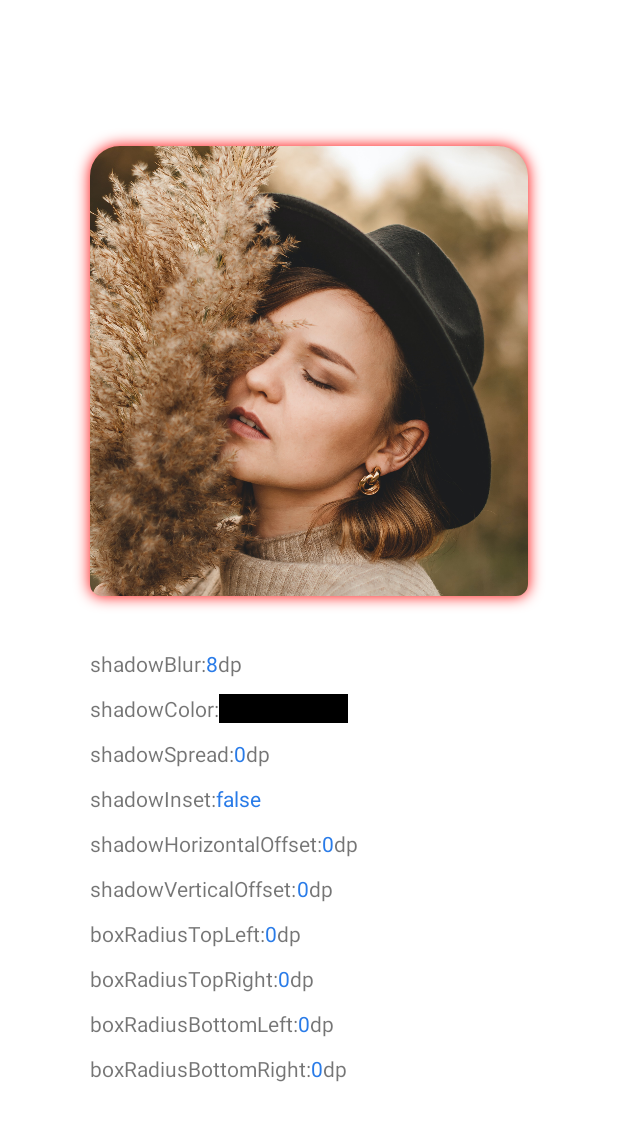
After one commit to Xigong93/BoxShadowLayout, an Android app: the TestActivity screen opened directly, with no data from a screen before it, on a phone screen of 412 x 824 dp. The commit adds this screen. Shown: the top 1121 px of the screen. Run offline under Robolectric (Android 15) with nearby library versions, the phone set to English and light mode, and no system bars; libraries missing offline, so code that uses them is left out: com.flask.colorpicker.

Commit message:
Add test activity.

```diff
--- a/app/build.gradle
+++ b/app/build.gradle
@@ -1,8 +1,9 @@
 apply plugin: 'com.android.application'
 apply plugin: 'kotlin-android'
-apply plugin: 'kotlin-android-extensions'
 apply from: rootProject.file("config.gradle.kt")
-
+repositories {
+    maven { url "https://jitpack.io" }
+}
 def appVersion = new AppVersion(1, 0, 0)
 android {
     signingConfigs {
@@ -51,6 +52,7 @@ dependencies {
     implementation "org.jetbrains.kotlin:kotlin-stdlib:$kotlin_version"
     implementation 'androidx.core:core-ktx:1.3.2'
     implementation 'androidx.appcompat:appcompat:1.2.0'
+    implementation 'com.github.QuadFlask:colorpicker:0.0.15'
     implementation 'androidx.constraintlayout:constraintlayout:2.0.2'
     testImplementation 'junit:junit:4.12'
     androidTestImplementation 'androidx.test.ext:junit:1.1.2'
--- a/app/src/main/java/pokercc/android/boxshadowlayout/demo/MainActivity.kt
+++ b/app/src/main/java/pokercc/android/boxshadowlayout/demo/MainActivity.kt
@@ -2,10 +2,19 @@ package pokercc.android.boxshadowlayout.demo
 
 import androidx.appcompat.app.AppCompatActivity
 import android.os.Bundle
+import pokercc.android.boxshadowlayout.demo.databinding.ActivityMainBinding
 
 class MainActivity : AppCompatActivity() {
+    private val binding by lazy { ActivityMainBinding.inflate(layoutInflater) }
     override fun onCreate(savedInstanceState: Bundle?) {
         super.onCreate(savedInstanceState)
-        setContentView(R.layout.activity_main)
+        setContentView(binding.root)
+        binding.testButton.setOnClickListener {
+            TestActivity.start(
+                this,
+                binding.boxShadowLayout,
+                binding.boxShadowLayout.transitionName
+            )
+        }
     }
 }
--- /dev/null
+++ b/app/src/main/java/pokercc/android/boxshadowlayout/demo/TestActivity.kt
@@ -0,0 +1,137 @@
+package pokercc.android.boxshadowlayout.demo
+
+import android.annotation.SuppressLint
+import android.app.Activity
+import android.app.Dialog
+import android.content.Intent
+import android.graphics.Color
+import android.os.Bundle
+import android.view.View
+import android.widget.EditText
+import android.widget.NumberPicker
+import androidx.appcompat.app.AppCompatActivity
+import androidx.core.app.ActivityOptionsCompat
+import androidx.core.widget.doOnTextChanged
+import com.flask.colorpicker.ColorPickerView
+import com.flask.colorpicker.builder.ColorPickerDialogBuilder
+import pokercc.android.boxshadowlayout.demo.databinding.ActivityTestBinding
+
+
+class TestActivity : AppCompatActivity() {
+    companion object {
+        fun start(activity: Activity, shareView: View, shareElementName: String) {
+            val activityOptions = ActivityOptionsCompat.makeSceneTransitionAnimation(
+                activity,
+                shareView,
+                shareElementName
+            )
+            activity.startActivity(
+                Intent(activity, TestActivity::class.java),
+                activityOptions.toBundle()
+            )
+        }
+    }
+
+    private val binding by lazy { ActivityTestBinding.inflate(layoutInflater) }
+
+    override fun onCreate(savedInstanceState: Bundle?) {
+        super.onCreate(savedInstanceState)
+        setContentView(binding.root)
+        setClickEvents()
+    }
+
+    private fun setClickEvents() {
+        setUpColorPicker()
+        val boxShadow = binding.boxShadowLayout
+        binding.shadowBlur.setDpChange {
+            boxShadow.setShadowBlur(it.toFloat())
+        }
+        binding.shadowHorizontalOffset.setDpChange {
+            boxShadow.setShadowHorizontalOffset(it.toFloat())
+        }
+        binding.shadowVerticalOffset.setDpChange {
+            boxShadow.setShadowVerticalOffset(it.toFloat())
+        }
+        binding.shadowSpread.setDpChange {
+            boxShadow.setShadowSpread(it.toFloat())
+        }
+        binding.shadowInset.occupyParent()
+        binding.shadowInset.setOnClickListener {
+            binding.shadowInset.isSelected = !binding.shadowInset.isSelected
+            binding.shadowInset.text = binding.shadowInset.isSelected.toString()
+            boxShadow.setShadowInset(binding.shadowInset.isSelected)
+        }
+        binding.boxRadiusTopLeft.setDpChange {
+            boxShadow.setBoxRadius(
+                it.toFloat(),
+                boxShadow.getTopRightRadius(),
+                boxShadow.getBottomLeftRadius(),
+                boxShadow.getBottomRightRadius()
+            )
+        }
+        binding.boxRadiusTopRight.setDpChange {
+            boxShadow.setBoxRadius(
+                boxShadow.getTopLeftRadius(),
+                it.toFloat(),
+                boxShadow.getBottomLeftRadius(),
+                boxShadow.getBottomRightRadius()
+            )
+        }
+        binding.boxRadiusBottomLeft.setDpChange {
+            boxShadow.setBoxRadius(
+                boxShadow.getTopLeftRadius(),
+                boxShadow.getTopRightRadius(),
+                it.toFloat(),
+                boxShadow.getBottomRightRadius()
+            )
+        }
+        binding.boxRadiusBottomRight.setDpChange {
+            boxShadow.setBoxRadius(
+                boxShadow.getTopLeftRadius(),
+                boxShadow.getTopRightRadius(),
+                boxShadow.getBottomLeftRadius(),
+                it.toFloat()
+            )
+        }
+    }
+
+
+    private fun setUpColorPicker() {
+        val defaultColorStr = "#ff000000"
+        binding.shadowColor.text = defaultColorStr
+        binding.shadowColor.setBackgroundColor(Color.parseColor(defaultColorStr))
+        binding.shadowColor.occupyParent()
+        binding.shadowColor.setOnClickListener {
+            var colorPicker: Dialog? = null
+            colorPicker = ColorPickerDialogBuilder
+                .with(this)
+                .setTitle("Choose Blur Color")
+                .wheelType(ColorPickerView.WHEEL_TYPE.FLOWER)
+                .density(12)
+                .noSliders()
+                .setOnColorSelectedListener { selectedColor ->
+                    @SuppressLint("SetTextI18n")
+                    binding.shadowColor.text = "#${Integer.toHexString(selectedColor)}"
+                    binding.shadowColor.setBackgroundColor(selectedColor)
+                    binding.boxShadowLayout.setShadowColor(selectedColor)
+                    colorPicker?.dismiss()
+                }
+                .build()
+            colorPicker?.show()
+        }
+    }
+
+
+}
+
+private fun EditText.setDpChange(onDpChange: (Px) -> Unit) {
+    occupyParent()
+    doOnTextChanged { text, _, _, _ ->
+        val shadowBlur = (text?.toString()?.toIntOrNull() ?: 0).toFloat()
+        onDpChange(Dp(shadowBlur).toPx())
+    }
+}
+
+private fun View.occupyParent() {
+    (parent as? View)?.setOnClickListener { this.performClick() }
+}
--- /dev/null
+++ b/app/src/main/java/pokercc/android/boxshadowlayout/demo/UINumber.kt
@@ -0,0 +1,59 @@
+package pokercc.android.boxshadowlayout.demo
+
+import android.content.res.Resources
+import android.util.TypedValue
+
+class Px(private val value: Number) : Number() {
+    fun toDp(): Dp = Dp(value.toFloat() / Resources.getSystem().displayMetrics.density)
+    override fun toByte(): Byte {
+        return value.toByte()
+    }
+
+    override fun toChar(): Char {
+        return value.toChar()
+    }
+
+    override fun toDouble(): Double {
+        return value.toDouble()
+    }
+
+    override fun toFloat(): Float {
+        return value.toFloat()
+    }
+
+    override fun toInt(): Int {
+        return value.toInt()
+    }
+
+    override fun toLong(): Long {
+        return value.toLong()
+    }
+
+    override fun toShort(): Short {
+        return value.toShort()
+    }
+}
+
+class Dp(private val value: Number) : Number() {
+    fun toPx() = Px(toInt())
+    override fun toByte(): Byte = toFloat().toByte()
+
+    override fun toChar(): Char = toFloat().toChar()
+
+    override fun toDouble(): Double = toFloat().toDouble()
+
+    override fun toFloat(): Float {
+        return TypedValue.applyDimension(
+            TypedValue.COMPLEX_UNIT_DIP,
+            value.toFloat(),
+            Resources.getSystem().displayMetrics
+        )
+    }
+
+    override fun toInt(): Int = toFloat().toInt()
+
+    override fun toLong(): Long = toFloat().toLong()
+
+    override fun toShort(): Short = toInt().toShort()
+
+}
--- a/app/src/main/res/layout/activity_main.xml
+++ b/app/src/main/res/layout/activity_main.xml
@@ -10,11 +10,13 @@
     tools:ignore="UnusedAttribute">
 
     <pokercc.android.boxshadowlayout.BoxShadowLayout
+        android:id="@+id/box_shadow_layout"
         android:layout_width="match_parent"
         android:layout_height="300dp"
         android:layout_gravity="center"
         android:layout_marginStart="60dp"
         android:layout_marginEnd="60dp"
+        android:transitionName="@string/box_shadow_image_transition"
         app:boxRadius="20dp"
         app:boxRadiusBottomLeft="8dp"
         app:boxRadiusBottomRight="8dp"
@@ -32,4 +34,13 @@
             tools:ignore="ContentDescription" />
     </pokercc.android.boxshadowlayout.BoxShadowLayout>
 
+    <androidx.appcompat.widget.AppCompatButton
+        android:id="@+id/test_button"
+        android:layout_width="wrap_content"
+        android:layout_height="wrap_content"
+        android:layout_gravity="bottom|center_horizontal"
+        android:layout_marginBottom="80dp"
+        android:text="test"
+        tools:ignore="HardcodedText" />
+
 </FrameLayout>
--- /dev/null
+++ b/app/src/main/res/layout/activity_test.xml
@@ -0,0 +1,335 @@
+<?xml version="1.0" encoding="utf-8"?>
+<androidx.constraintlayout.widget.ConstraintLayout xmlns:android="http://schemas.android.com/apk/res/android"
+    xmlns:app="http://schemas.android.com/apk/res-auto"
+    xmlns:tools="http://schemas.android.com/tools"
+    android:layout_width="match_parent"
+    android:layout_height="match_parent"
+    android:background="#fff"
+    android:forceDarkAllowed="false"
+    android:orientation="vertical"
+    tools:context=".MainActivity"
+    tools:ignore="UnusedAttribute,HardcodedText,SpUsage">
+
+    <pokercc.android.boxshadowlayout.BoxShadowLayout
+        android:id="@+id/box_shadow_layout"
+        android:layout_width="match_parent"
+        android:layout_height="300dp"
+        android:layout_gravity="center"
+        android:layout_marginStart="60dp"
+        android:layout_marginEnd="60dp"
+        android:transitionName="@string/box_shadow_image_transition"
+        app:boxRadius="20dp"
+        app:boxRadiusBottomLeft="8dp"
+        app:boxRadiusBottomRight="8dp"
+        app:layout_constraintBottom_toTopOf="@id/properties_panel"
+        app:layout_constraintEnd_toEndOf="parent"
+        app:layout_constraintStart_toStartOf="parent"
+        app:layout_constraintTop_toTopOf="parent"
+        app:layout_constraintVertical_chainStyle="packed"
+        app:shadowBlur="8dp"
+        app:shadowColor="#f00"
+        app:shadowInset="false">
+
+        <ImageView
+            android:layout_width="match_parent"
+            android:layout_height="wrap_content"
+            android:scaleType="centerCrop"
+            android:src="@drawable/unsplash_01"
+            tools:ignore="ContentDescription" />
+    </pokercc.android.boxshadowlayout.BoxShadowLayout>
+
+    <LinearLayout
+        android:id="@+id/properties_panel"
+        android:layout_width="0dp"
+        android:layout_height="wrap_content"
+        android:layout_marginTop="30dp"
+        android:orientation="vertical"
+        app:layout_constraintBottom_toBottomOf="parent"
+        app:layout_constraintEnd_toEndOf="@id/box_shadow_layout"
+        app:layout_constraintStart_toStartOf="@id/box_shadow_layout"
+        app:layout_constraintTop_toBottomOf="@id/box_shadow_layout">
+
+
+        <LinearLayout
+            android:layout_width="match_parent"
+            android:layout_height="@dimen/properties_item_height"
+            android:gravity="center_vertical">
+
+            <TextView
+                android:layout_width="wrap_content"
+                android:layout_height="wrap_content"
+                android:text="shadowBlur:"
+                android:textSize="@dimen/test_text_size" />
+
+            <EditText
+                android:id="@+id/shadow_blur"
+                android:layout_width="wrap_content"
+                android:layout_height="wrap_content"
+                android:background="#0000"
+                android:hint="0"
+                android:inputType="number"
+                android:text="8"
+                android:textColor="@color/edit_text_color"
+                android:textSize="@dimen/test_text_size" />
+
+            <TextView
+                android:layout_width="wrap_content"
+                android:layout_height="wrap_content"
+                android:text="dp"
+                android:textSize="@dimen/test_text_size" />
+        </LinearLayout>
+
+
+        <LinearLayout
+            android:layout_width="match_parent"
+            android:layout_height="@dimen/properties_item_height"
+            android:gravity="center_vertical">
+
+            <TextView
+                android:layout_width="wrap_content"
+                android:layout_height="wrap_content"
+                android:text="shadowColor:"
+                android:textSize="@dimen/test_text_size" />
+
+            <TextView
+                android:id="@+id/shadowColor"
+                android:layout_width="wrap_content"
+                android:layout_height="wrap_content"
+                android:background="#f00"
+                android:paddingStart="10dp"
+                android:paddingEnd="10dp"
+                android:text="#f00"
+                android:textSize="@dimen/test_text_size" />
+        </LinearLayout>
+
+        <LinearLayout
+            android:layout_width="match_parent"
+            android:layout_height="@dimen/properties_item_height"
+            android:gravity="center_vertical">
+
+            <TextView
+                android:layout_width="wrap_content"
+                android:layout_height="wrap_content"
+                android:text="shadowSpread:"
+                android:textSize="@dimen/test_text_size" />
+
+            <EditText
+                android:id="@+id/shadow_spread"
+                android:layout_width="wrap_content"
+                android:layout_height="wrap_content"
+                android:background="#0000"
+                android:hint="0"
+                android:inputType="number"
+                android:text="0"
+                android:textColor="@color/edit_text_color"
+                android:textSize="@dimen/test_text_size" />
+
+            <TextView
+                android:layout_width="wrap_content"
+                android:layout_height="wrap_content"
+                android:text="dp"
+                android:textSize="@dimen/test_text_size" />
+        </LinearLayout>
+
+        <LinearLayout
+            android:layout_width="match_parent"
+            android:layout_height="@dimen/properties_item_height"
+            android:gravity="center_vertical">
+
+            <TextView
+                android:layout_width="wrap_content"
+                android:layout_height="wrap_content"
+                android:text="shadowInset:"
+                android:textSize="@dimen/test_text_size" />
+
+            <TextView
+                android:id="@+id/shadow_inset"
+                android:layout_width="wrap_content"
+                android:layout_height="wrap_content"
+                android:text="false"
+                android:textColor="@color/edit_text_color"
+                android:textSize="@dimen/test_text_size" />
+        </LinearLayout>
+
+        <LinearLayout
+            android:layout_width="match_parent"
+            android:layout_height="@dimen/properties_item_height"
+
+            android:gravity="center_vertical">
+
+            <TextView
+                android:layout_width="wrap_content"
+                android:layout_height="wrap_content"
+                android:text="shadowHorizontalOffset:"
+                android:textSize="@dimen/test_text_size" />
+
+            <EditText
+                android:id="@+id/shadow_horizontal_offset"
+                android:layout_width="wrap_content"
+                android:layout_height="wrap_content"
+                android:background="#0000"
+                android:hint="0"
+                android:inputType="number"
+                android:text="0"
+                android:textColor="@color/edit_text_color"
+                android:textSize="@dimen/test_text_size" />
+
+            <TextView
+                android:layout_width="wrap_content"
+                android:layout_height="wrap_content"
+                android:text="dp"
+                android:textSize="@dimen/test_text_size" />
+        </LinearLayout>
+
+        <LinearLayout
+            android:layout_width="match_parent"
+            android:layout_height="@dimen/properties_item_height"
+
+            android:gravity="center_vertical">
+
+            <TextView
+                android:layout_width="wrap_content"
+                android:layout_height="wrap_content"
+                android:text="shadowVerticalOffset:"
+                android:textSize="@dimen/test_text_size" />
+
+            <EditText
+                android:id="@+id/shadow_vertical_offset"
+                android:layout_width="wrap_content"
+                android:layout_height="wrap_content"
+                android:background="#0000"
+                android:hint="0"
+                android:inputType="number"
+                android:text="0"
+                android:textColor="@color/edit_text_color"
+                android:textSize="@dimen/test_text_size" />
+
+            <TextView
+                android:layout_width="wrap_content"
+                android:layout_height="wrap_content"
+                android:text="dp"
+
+                android:textSize="@dimen/test_text_size" />
+        </LinearLayout>
+
+        <LinearLayout
+            android:layout_width="match_parent"
+            android:layout_height="@dimen/properties_item_height"
+            android:gravity="center_vertical">
+
+            <TextView
+                android:layout_width="wrap_content"
+                android:layout_height="wrap_content"
+                android:text="boxRadiusTopLeft:"
+                android:textSize="@dimen/test_text_size" />
+
+            <EditText
+                android:id="@+id/box_radius_top_left"
+                android:layout_width="wrap_content"
+                android:layout_height="wrap_content"
+                android:background="#0000"
+                android:hint="0"
+                android:inputType="number"
+                android:text="0"
+                android:textColor="@color/edit_text_color"
+                android:textSize="@dimen/test_text_size" />
+
+            <TextView
+                android:layout_width="wrap_content"
+                android:layout_height="wrap_content"
+                android:text="dp"
+
+                android:textSize="@dimen/test_text_size" />
+        </LinearLayout>
+
+        <LinearLayout
+            android:layout_width="match_parent"
+            android:layout_height="@dimen/properties_item_height"
+            android:gravity="center_vertical">
+
+            <TextView
+                android:layout_width="wrap_content"
+                android:layout_height="wrap_content"
+                android:text="boxRadiusTopRight:"
+                android:textSize="@dimen/test_text_size" />
+
+            <EditText
+                android:id="@+id/box_radius_top_right"
+                android:layout_width="wrap_content"
+                android:layout_height="wrap_content"
+                android:background="#0000"
+                android:hint="0"
+                android:inputType="number"
+                android:text="0"
+                android:textColor="@color/edit_text_color"
+                android:textSize="@dimen/test_text_size" />
+
+            <TextView
+                android:layout_width="wrap_content"
+                android:layout_height="wrap_content"
+                android:text="dp"
+
+                android:textSize="@dimen/test_text_size" />
+        </LinearLayout>
+
+        <LinearLayout
+            android:layout_width="match_parent"
+            android:layout_height="@dimen/properties_item_height"
+
+            android:gravity="center_vertical">
+
+            <TextView
+                android:layout_width="wrap_content"
+                android:layout_height="wrap_content"
+                android:text="boxRadiusBottomLeft:"
+                android:textSize="@dimen/test_text_size" />
+
+            <EditText
+                android:id="@+id/box_radius_bottom_left"
+                android:layout_width="wrap_content"
+                android:layout_height="wrap_content"
+                android:background="#0000"
+                android:hint="0"
+                android:inputType="number"
+                android:text="0"
+                android:textColor="@color/edit_text_color"
+                android:textSize="@dimen/test_text_size" />
+
+            <TextView
+                android:layout_width="wrap_content"
+                android:layout_height="wrap_content"
+                android:text="dp"
+
+                android:textSize="@dimen/test_text_size" />
+        </LinearLayout>
+
+        <LinearLayout
+            android:layout_width="match_parent"
+            android:layout_height="@dimen/properties_item_height"
+            android:gravity="center_vertical">
+
+            <TextView
+                android:layout_width="wrap_content"
+                android:layout_height="wrap_content"
+                android:text="boxRadiusBottomRight:"
+                android:textSize="@dimen/test_text_size" />
+
+            <EditText
+                android:id="@+id/box_radius_bottom_right"
+                android:layout_width="wrap_content"
+                android:layout_height="wrap_content"
+                android:background="#0000"
+                android:hint="0"
+                android:inputType="number"
+                android:text="0"
+                android:textColor="@color/edit_text_color"
+                android:textSize="@dimen/test_text_size" />
+
+            <TextView
+                android:layout_width="wrap_content"
+                android:layout_height="wrap_content"
+                android:text="dp"
+                android:textSize="@dimen/test_text_size" />
+        </LinearLayout>
+    </LinearLayout>
+</androidx.constraintlayout.widget.ConstraintLayout>
--- a/app/src/main/res/values/colors.xml
+++ b/app/src/main/res/values/colors.xml
@@ -3,4 +3,5 @@
     <color name="colorPrimary">#6200EE</color>
     <color name="colorPrimaryDark">#3700B3</color>
     <color name="colorAccent">#03DAC5</color>
+    <color name="edit_text_color">#297be8</color>
 </resources>
--- /dev/null
+++ b/app/src/main/res/values/dimens.xml
@@ -0,0 +1,5 @@
+<?xml version="1.0" encoding="utf-8"?>
+<resources>
+    <dimen name="properties_item_height">30dp</dimen>
+    <dimen name="test_text_size">14dp</dimen>
+</resources>
--- a/app/src/main/res/values/strings.xml
+++ b/app/src/main/res/values/strings.xml
@@ -1,3 +1,4 @@
 <resources>
     <string name="app_name">BoxShadowLayout</string>
+    <string name="box_shadow_image_transition">box_shadow_image_transition</string>
 </resources>
--- a/app/src/main/res/values/styles.xml
+++ b/app/src/main/res/values/styles.xml
@@ -1,10 +1,10 @@
 <resources>
     <!-- Base application theme. -->
-    <style name="AppTheme" parent="Theme.AppCompat.Light.DarkActionBar">
+    <style name="AppTheme" parent="Theme.AppCompat.Light.NoActionBar">
         <!-- Customize your theme here. -->
-        <item name="colorPrimary">@color/colorPrimary</item>
-        <item name="colorPrimaryDark">@color/colorPrimaryDark</item>
-        <item name="colorAccent">@color/colorAccent</item>
+        <item name="colorPrimary">#000</item>
+        <item name="colorPrimaryDark">#fff</item>
+        <item name="colorAccent">#000</item>
     </style>
 
 </resources>
```
Also changed, not shown: app/src/main/AndroidManifest.xml (+6 -1 lines).
